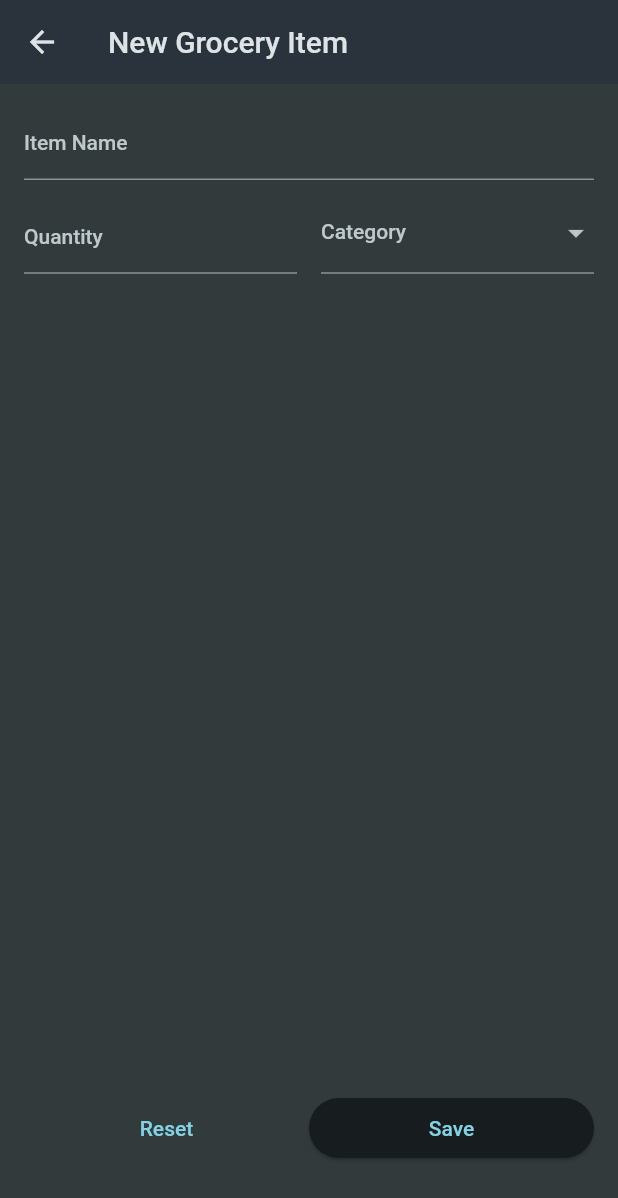
After one commit to diegomejiaio/groceries_app, a Flutter app: the screen it shows after launch, after a tap on the "add" icon, on a phone screen of 412 x 824 dp. The commit adds this screen. Shown: the top 1198 px of the screen. Run offline on Flutter 3.47's test engine with Material 2 defaults, Android fonts, the phone set to English and light mode, and no system bars.

Commit message:
new items form implementation

```diff
--- a/lib/main.dart
+++ b/lib/main.dart
@@ -13,6 +13,7 @@ class MyApp extends StatelessWidget {
   @override
   Widget build(BuildContext context) {
     return MaterialApp(
+      debugShowCheckedModeBanner: false,
       title: 'Flutter Groceries',
       theme: ThemeData.dark().copyWith(
         useMaterial3: true,
--- a/lib/screens/home.dart
+++ b/lib/screens/home.dart
@@ -1,66 +1,46 @@
 import 'package:flutter/material.dart';
+import 'package:groceries_app/widgets/grocery_list.dart';
+import 'package:groceries_app/screens/new_item.dart';
 
-class HomeScreen extends StatelessWidget {
+class HomeScreen extends StatefulWidget {
   const HomeScreen({super.key, required this.groceryItems});
   final List groceryItems;
+
+  @override
+  State<HomeScreen> createState() => _HomeScreenState();
+}
+
+class _HomeScreenState extends State<HomeScreen> {
+  void _addItem(BuildContext context) {
+    Navigator.of(context).push(
+      MaterialPageRoute(
+        builder: (context) => const NewItem(),
+      ),
+    );
+  }
+
   @override
   Widget build(BuildContext context) {
     return Scaffold(
       appBar: AppBar(
         title: const Text('Groceries App'),
+        actions: [
+          IconButton(
+            onPressed: () => _addItem(context),
+            icon: const Icon(Icons.add),
+          ),
+        ],
       ),
       body: SafeArea(
-        child: Padding(
-          padding: const EdgeInsets.all(16.0),
-          child: ListView.builder(
-            itemCount: groceryItems.length,
-            itemBuilder: (ctx, index) {
-              final groceryItem = groceryItems[index];
-              return Padding(
-                padding: const EdgeInsets.all(8.0),
-                child: Row(
-                  children: [
-                    Container(
-                      decoration: BoxDecoration(
-                        border: Border.all(
-                          color: groceryItem.category.color,
-                          width: 2,
-                        ),
-                        borderRadius: BorderRadius.circular(12),
-                      ),
-                      child: const Padding(
-                        padding: EdgeInsets.all(8),
-                        child: Icon(
-                          Icons.check,
-                          color: Colors.white,
-                        ),
-                      ),
-                    ),
-                    const SizedBox(width: 16),
-                    Expanded(
-                      child: Row(
-                        mainAxisAlignment: MainAxisAlignment.spaceBetween,
-                        children: [
-                          Text(
-                            groceryItem.name,
-                            style: const TextStyle(
-                              fontSize: 20,
-                              fontWeight: FontWeight.bold,
-                            ),
-                          ),
-                          Text(
-                            '${groceryItem.quantity} ${groceryItem.category.name}',
-                            style: const TextStyle(
-                              fontSize: 16,
-                            ),
-                          ),
-                        ],
-                      ),
-                    ),
-                  ],
-                ),
-              );
-            },
+        child: Center(
+          child: Container(
+            constraints: const BoxConstraints(
+              maxWidth: 880,
+            ),
+            child: Padding(
+              padding: const EdgeInsets.all(16.0),
+              child: GroceryList(groceryItems: widget.groceryItems),
+            ),
           ),
         ),
       ),
--- /dev/null
+++ b/lib/screens/new_item.dart
@@ -0,0 +1,120 @@
+import 'package:flutter/material.dart';
+import 'package:groceries_app/models/category.dart';
+import 'package:groceries_app/data/categories.dart';
+
+class NewItem extends StatefulWidget {
+  const NewItem({Key? key}) : super(key: key);
+  @override
+  State<NewItem> createState() => _NewItemState();
+}
+
+class _NewItemState extends State<NewItem> {
+  String itemName = '';
+
+  @override
+  Widget build(BuildContext context) {
+    return Scaffold(
+      appBar: AppBar(
+        title: const Text('New Grocery Item'),
+      ),
+      body: Padding(
+        padding: const EdgeInsets.all(16.0),
+        child: Form(
+          child: Column(
+            mainAxisAlignment: MainAxisAlignment.start,
+            crossAxisAlignment: CrossAxisAlignment.stretch,
+            children: [
+              TextFormField(
+                onChanged: (value) {
+                  setState(() {
+                    itemName = value;
+                  });
+                },
+                keyboardType: TextInputType.text,
+                decoration: const InputDecoration(
+                  labelText: 'Item Name',
+                ),
+                validator: (value) {
+                  if (value == null || value.isEmpty) {
+                    return 'Please enter an item name';
+                  }
+                  return null;
+                },
+              ),
+              const SizedBox(height: 8.0),
+              Row(
+                crossAxisAlignment: CrossAxisAlignment.end,
+                children: [
+                  Expanded(
+                    child: TextFormField(
+                      decoration: const InputDecoration(
+                        labelText: 'Quantity',
+                      ),
+                      keyboardType: TextInputType.number,
+                      validator: (value) {
+                        if (value == null || value.isEmpty) {
+                          return 'Please enter a quantity';
+                        }
+                        return null;
+                      },
+                    ),
+                  ),
+                  const SizedBox(width: 16.0),
+                  Expanded(
+                    child: DropdownButtonFormField(
+                      decoration: const InputDecoration(
+                        labelText: 'Category',
+                      ),
+                      items: categories.entries
+                          .map((category) => DropdownMenuItem(
+                                value: category.value,
+                                child: Row(
+                                  children: [
+                                    Container(
+                                      width: 16.0,
+                                      height: 16.0,
+                                      color: category.value.color,
+                                    ),
+                                    const SizedBox(width: 8.0),
+                                    Text(category.value.name),
+                                  ],
+                                ),
+                              ))
+                          .toList(),
+                      onChanged: (value) {},
+                    ),
+                  ),
+                ],
+              ),
+              const SizedBox(height: 16.0),
+              Expanded(
+                child: Row(
+                  crossAxisAlignment: CrossAxisAlignment.end,
+                  children: [
+                    Expanded(
+                      child: TextButton(
+                        onPressed: () {},
+                        child: const Text('Reset'),
+                      ),
+                    ),
+                    Expanded(
+                      child: ElevatedButton(
+                        onPressed: () {
+                          Navigator.of(context).pop(itemName);
+                        },
+                        child: const Text('Save'),
+                      ),
+                    ),
+                  ],
+                ),
+              ),
+              const SizedBox(
+                height: 32,
+              )
+            ],
+          ),
+        ),
+      ),
+    );
+  }
+}
--- /dev/null
+++ b/lib/widgets/grocery_item.dart
@@ -0,0 +1,57 @@
+// grocery_item.dart
+import 'package:flutter/material.dart';
+
+class GroceryItemWidget extends StatelessWidget {
+  final dynamic
+      groceryItem; // Replace 'dynamic' with the actual type of your grocery item
+
+  const GroceryItemWidget({super.key, required this.groceryItem});
+
+  @override
+  Widget build(BuildContext context) {
+    return Padding(
+      padding: const EdgeInsets.all(8.0),
+      child: Row(
+        children: [
+          Container(
+            decoration: BoxDecoration(
+              border: Border.all(
+                color: groceryItem.category.color,
+                width: 2,
+              ),
+              borderRadius: BorderRadius.circular(12),
+            ),
+            child: const Padding(
+              padding: EdgeInsets.all(8),
+              child: Icon(
+                Icons.check,
+                color: Colors.white,
+              ),
+            ),
+          ),
+          const SizedBox(width: 16),
+          Expanded(
+            child: Row(
+              mainAxisAlignment: MainAxisAlignment.spaceBetween,
+              children: [
+                Text(
+                  groceryItem.name,
+                  style: const TextStyle(
+                    fontSize: 20,
+                    fontWeight: FontWeight.bold,
+                  ),
+                ),
+                Text(
+                  '${groceryItem.quantity} ${groceryItem.category.name}',
+                  style: const TextStyle(
+                    fontSize: 16,
+                  ),
+                ),
+              ],
+            ),
+          ),
+        ],
+      ),
+    );
+  }
+}
--- /dev/null
+++ b/lib/widgets/grocery_list.dart
@@ -0,0 +1,19 @@
+import 'package:flutter/material.dart';
+import 'package:groceries_app/widgets/grocery_item.dart';
+
+class GroceryList extends StatelessWidget {
+  const GroceryList({super.key, required this.groceryItems});
+  final List groceryItems;
+
+  @override
+  Widget build(BuildContext context) {
+    return ListView.builder(
+      itemCount: groceryItems.length,
+      itemBuilder: (ctx, index) {
+        final groceryItem = groceryItems[index];
+        return GroceryItemWidget(
+            groceryItem: groceryItem); // Using the new widget
+      },
+    );
+  }
+}
```
